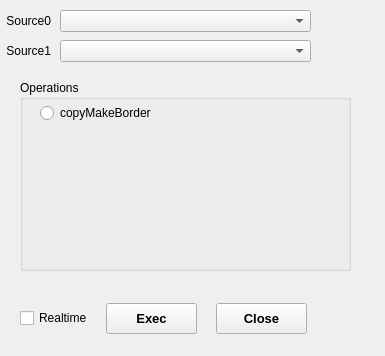
First picture: the form in qroisimulator/app/dialogapitest.ui, repository JonglockYoon/QT-qroilib, before the edit.
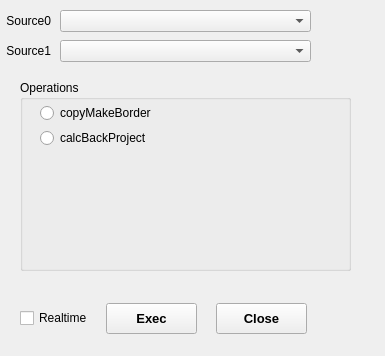
Second picture: the form after the edit.

Patch:
```diff
--- a/qroisimulator/app/dialogapitest.ui
+++ b/qroisimulator/app/dialogapitest.ui
@@ -138,6 +138,19 @@
      <string>CodeScanner</string>
     </property>
    </widget>
+   <widget class="QRadioButton" name="radioButtoncalcBackProject">
+    <property name="geometry">
+     <rect>
+      <x>20</x>
+      <y>50</y>
+      <width>131</width>
+      <height>16</height>
+     </rect>
+    </property>
+    <property name="text">
+     <string>calcBackProject</string>
+    </property>
+   </widget>
   </widget>
   <widget class="QLabel" name="label_7">
    <property name="geometry">
```
